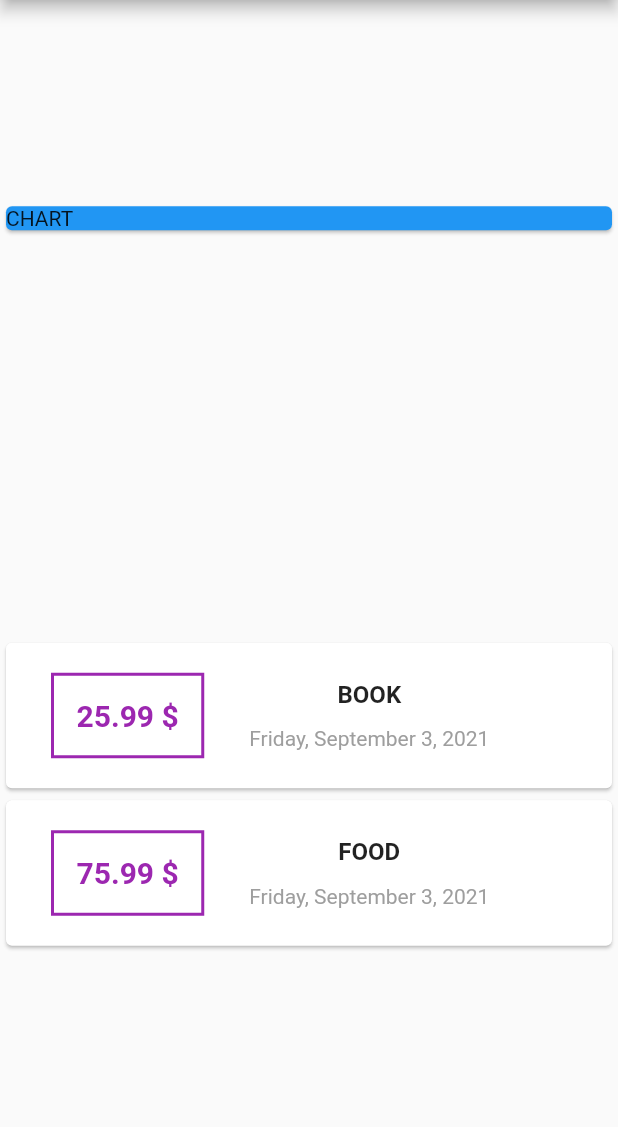
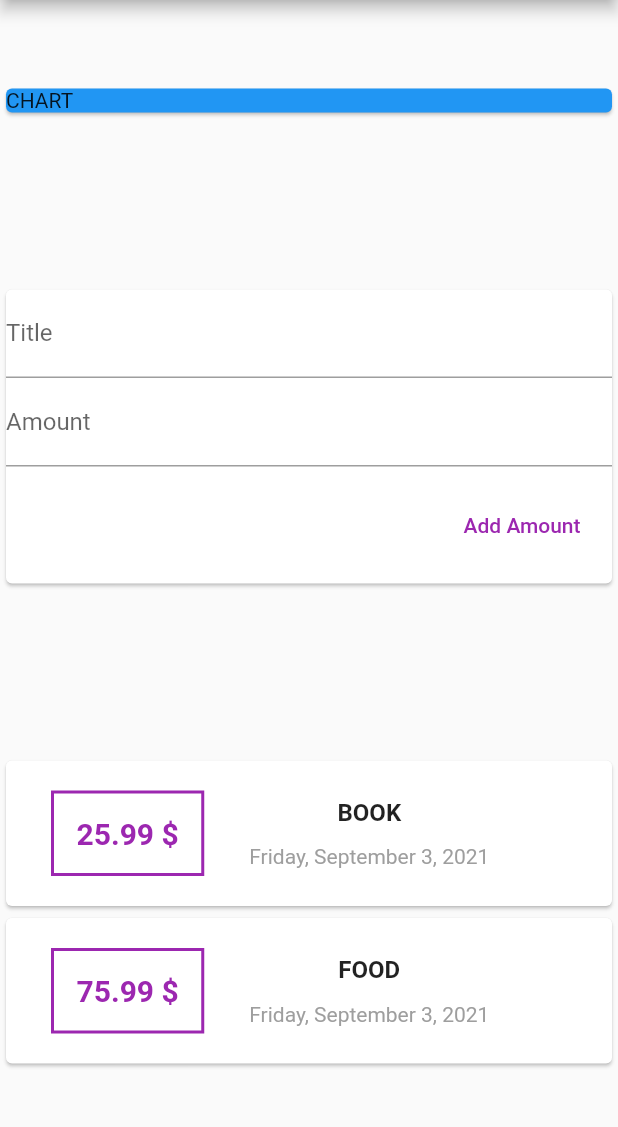
Before and after one commit to MeTi-DeV/Personal-Expenses-flutter, a Flutter app: the screen it shows after launch, on a phone screen of 412 x 824 dp, the part 84-1211 px from its top. Run offline on Flutter 3.47's test engine with Material 2 defaults, Android fonts, the phone set to English and light mode, and no system bars.

Commit message:
add textfeilds as inputs

```diff
--- a/lib/main.dart
+++ b/lib/main.dart
@@ -19,6 +19,12 @@ class MyHomePage extends StatelessWidget {
     Transaction(id: 't1', title: 'book', amount: 25.99, date: DateTime.now()),
     Transaction(id: 't2', title: 'food', amount: 75.99, date: DateTime.now()),
   ];
+  // String titleInput = '';
+  // String amountInput = '';
+  //*****   use TextEditingController its make more safety  variable as String variables *****/
+
+  final titleConroller = TextEditingController();
+  final amountConroller = TextEditingController();
   Widget build(BuildContext context) {
     return Scaffold(
       appBar: AppBar(title: Text('Personal Expenses')),
@@ -33,6 +39,46 @@ class MyHomePage extends StatelessWidget {
               child: Text('CHART'),
             ),
           ),
+          Card(
+            child: Column(
+              crossAxisAlignment: CrossAxisAlignment.end,
+              children: [
+                TextField(
+                    decoration: InputDecoration(
+                      labelText: 'Title',
+                    ),
+                    controller: amountConroller
+// * comment line 50 till 52 because I use TextEditingController() class for Title
+
+                    // onChanged: (value) {
+                    //   titleInput = value;
+                    // },
+
+                    ),
+                TextField(
+                  decoration: InputDecoration(labelText: 'Amount'),
+                  controller: titleConroller,
+
+// * comment line 61 till 63 because I use TextEditingController() class for Amount
+
+                  // onChanged: (value) {
+                  //   amountInput = value;
+                  // },
+                ),
+                Container(
+                  margin: EdgeInsets.symmetric(vertical: 15, horizontal: 5),
+                  child: FlatButton(
+                    textColor: Colors.purple,
+                    onPressed: () {
+                      print(amountConroller.text);
+                      print(titleConroller.text);
+                    },
+                    child: Text('Add Amount'),
+                  ),
+                )
+              ],
+            ),
+          ),
           Column(
             children: transaction.map((tx) {
               return (Card(
@@ -45,8 +91,8 @@ class MyHomePage extends StatelessWidget {
                       margin:
                           EdgeInsets.symmetric(horizontal: 30, vertical: 20),
 
-                      //if  use ${} then our variable will toString automatically by Dart
-                      // second $ means i just use it as dollar sig icon and for first $ we have to  put  our code between ''
+                      //if  use ${} then our variable will be toString automatically by Dart and for this $ we have to  put  our code between '' or ""
+                      // second $ means i just use it as dollar sign icon
                       child: Text('${tx.amount} \$',
                           style: TextStyle(
                               color: Colors.purple,
```
